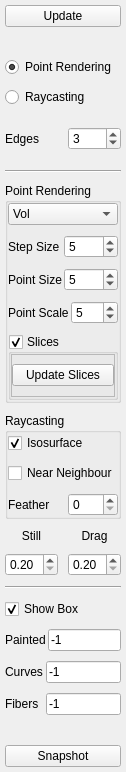
Before: the Qt Designer form tools/paint-graphcut/viewermenu.ui in nci/drishti, drawn with Qt 5.
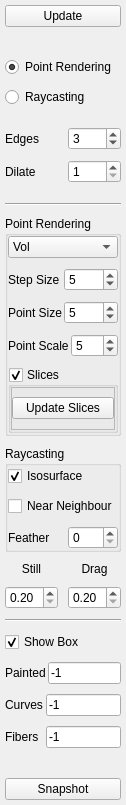
After: the same form once the commit is applied.

```diff
--- a/tools/paint-graphcut/viewermenu.ui
+++ b/tools/paint-graphcut/viewermenu.ui
@@ -7,7 +7,7 @@
     <x>0</x>
     <y>0</y>
     <width>110</width>
-    <height>728</height>
+    <height>755</height>
    </rect>
   </property>
   <property name="sizePolicy">
@@ -89,21 +89,21 @@
     </layout>
    </item>
    <item>
-    <layout class="QHBoxLayout" name="horizontalLayout_7">
+    <layout class="QGridLayout" name="gridLayout_2">
      <property name="topMargin">
       <number>0</number>
      </property>
      <property name="bottomMargin">
       <number>10</number>
      </property>
-     <item>
+     <item row="0" column="0">
       <widget class="QLabel" name="label_7">
        <property name="text">
         <string>Edges</string>
        </property>
       </widget>
      </item>
-     <item>
+     <item row="0" column="1">
       <widget class="QSpinBox" name="dzscale">
        <property name="minimum">
         <number>1</number>
@@ -116,6 +116,20 @@
        </property>
       </widget>
      </item>
+     <item row="1" column="1">
+      <widget class="QSpinBox" name="dilateRad">
+       <property name="minimum">
+        <number>1</number>
+       </property>
+      </widget>
+     </item>
+     <item row="1" column="0">
+      <widget class="QLabel" name="label_11">
+       <property name="text">
+        <string>Dilate</string>
+       </property>
+      </widget>
+     </item>
     </layout>
    </item>
    <item>
@@ -312,7 +326,6 @@
      </layout>
      <zorder></zorder>
      <zorder></zorder>
-     <zorder></zorder>
      <zorder>slicesBox</zorder>
      <zorder>voxchoice</zorder>
     </widget>
```
